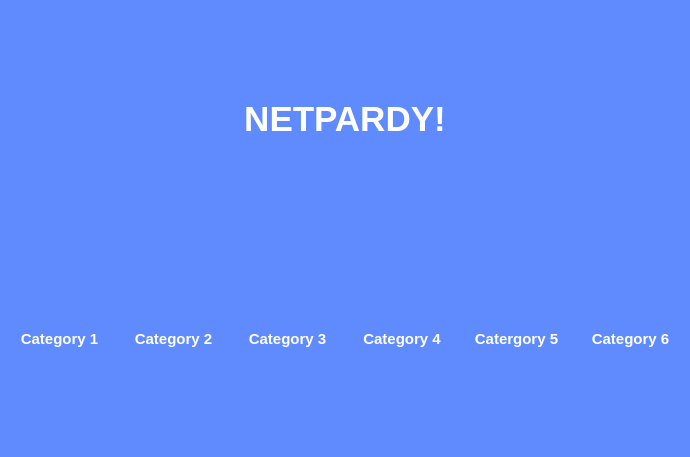
Before: the Qt Designer form ui/board.ui in ZaidArshad/Multiplayer-Jeopardy, drawn with Qt 5.
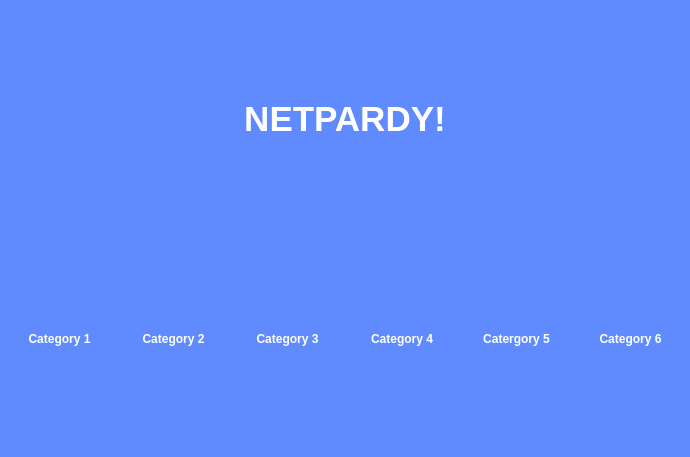
After: the same form once the commit is applied.

What changed in the file:
```diff
--- a/ui/board.ui
+++ b/ui/board.ui
@@ -81,7 +81,7 @@
         <string notr="true">QLabel {
 font-family: 'Lato';
 font-weight: 700;
-font-size: 15px;
+font-size: 12px;
 }</string>
        </property>
        <property name="text">
@@ -107,7 +107,7 @@
         <string notr="true">QLabel {
 font-family: 'Lato';
 font-weight: 700;
-font-size: 15px;
+font-size: 12px;
 }</string>
        </property>
        <property name="text">
@@ -133,7 +133,7 @@
         <string notr="true">QLabel {
 font-family: 'Lato';
 font-weight: 700;
-font-size: 15px;
+font-size: 12px;
 }</string>
        </property>
        <property name="text">
@@ -159,7 +159,7 @@
         <string notr="true">QLabel {
 font-family: 'Lato';
 font-weight: 700;
-font-size: 15px;
+font-size: 12px;
 }</string>
        </property>
        <property name="text">
@@ -185,7 +185,7 @@
         <string notr="true">QLabel {
 font-family: 'Lato';
 font-weight: 700;
-font-size: 15px;
+font-size: 12px;
 }</string>
        </property>
        <property name="text">
@@ -211,7 +211,7 @@
         <string notr="true">QLabel {
 font-family: 'Lato';
 font-weight: 700;
-font-size: 15px;
+font-size: 12px;
 }</string>
        </property>
        <property name="text">
```
